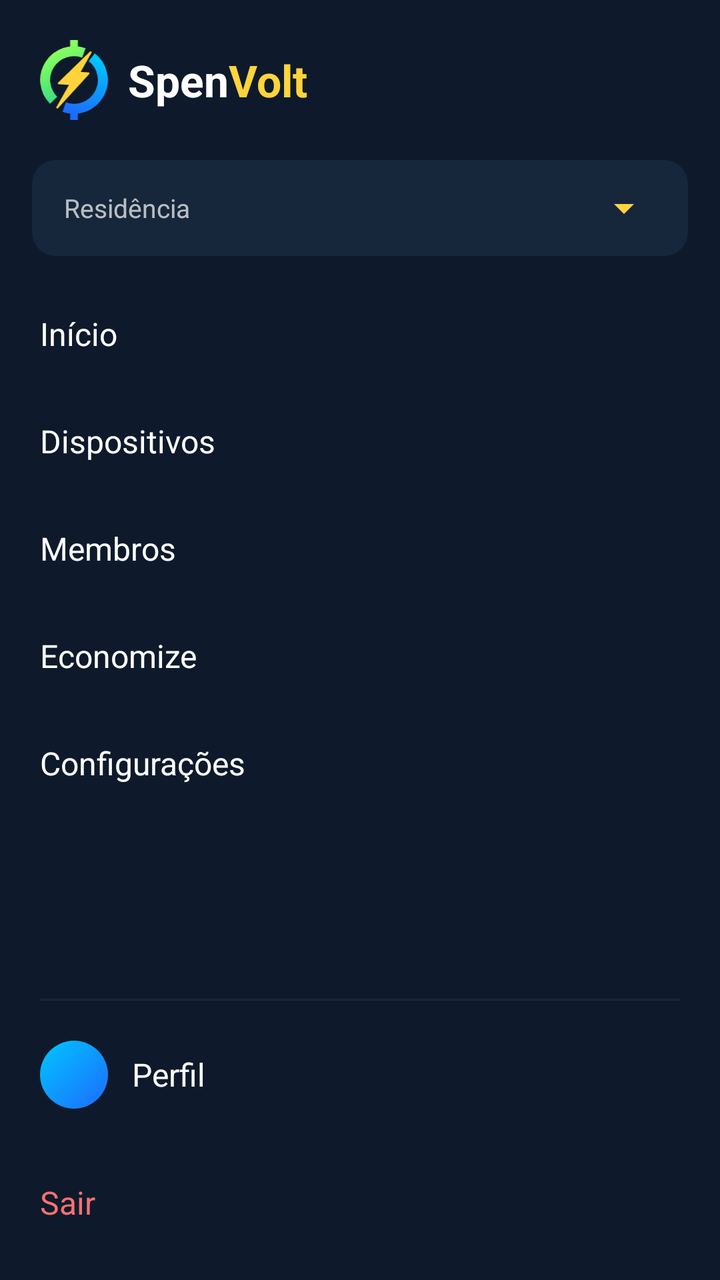
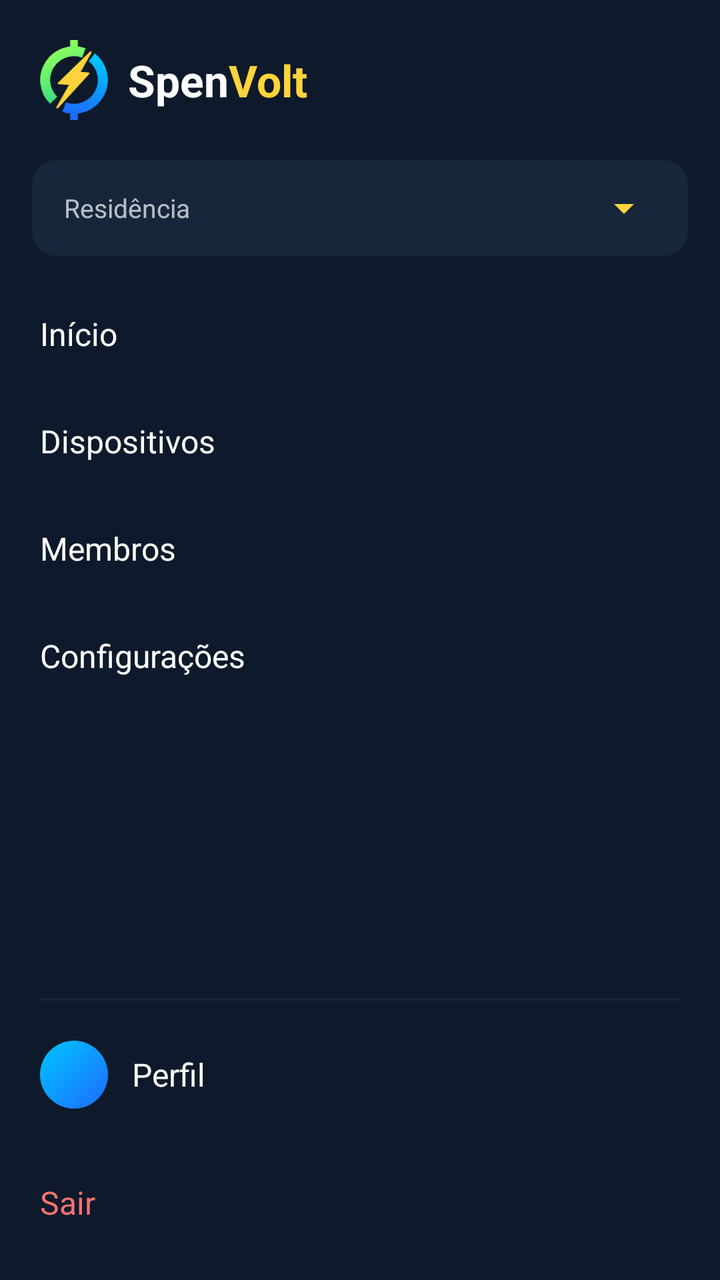

Screens rendered from an Android XML layout before and after an edit, with the pre-edit source and the edit as a unified diff.
<!-- AndroidManifest.xml: application theme Theme.SpenVolt -->
<!-- res/layout/view_drawer.xml -->
<?xml version="1.0" encoding="utf-8"?>
<LinearLayout xmlns:android="http://schemas.android.com/apk/res/android"
    android:id="@+id/drawerPanel"
    android:layout_width="300dp"
    android:layout_height="match_parent"
    android:layout_gravity="start"
    android:background="@color/dark_blue"
    android:clickable="true"
    android:focusable="true"
    android:orientation="vertical">

    
    <LinearLayout
        android:layout_width="match_parent"
        android:layout_height="wrap_content"
        android:gravity="center_vertical"
        android:orientation="horizontal"
        android:padding="20dp">

        <ImageView
            android:layout_width="34dp"
            android:layout_height="40dp"
            android:contentDescription="@null"
            android:src="@drawable/ic_spenvolt_logo" />

        <TextView
            android:layout_width="wrap_content"
            android:layout_height="wrap_content"
            android:layout_marginStart="10dp"
            android:text="Spen"
            android:textColor="@color/white"
            android:textSize="22sp"
            android:textStyle="bold" />

        <TextView
            android:layout_width="wrap_content"
            android:layout_height="wrap_content"
            android:text="Volt"
            android:textColor="@color/yellow"
            android:textSize="22sp"
            android:textStyle="bold" />
    </LinearLayout>

    
    <LinearLayout
        android:layout_width="match_parent"
        android:layout_height="wrap_content"
        android:layout_marginStart="16dp"
        android:layout_marginEnd="16dp"
        android:layout_marginBottom="12dp"
        android:background="@drawable/bg_drawer_box"
        android:gravity="center_vertical"
        android:orientation="horizontal"
        android:paddingStart="16dp"
        android:paddingEnd="8dp">

        <TextView
            android:layout_width="wrap_content"
            android:layout_height="wrap_content"
            android:text="Residência"
            android:textColor="@color/white_70"
            android:textSize="13sp" />

        <Spinner
            android:id="@+id/spinnerResidence"
            android:layout_width="0dp"
            android:layout_height="48dp"
            android:layout_weight="1"
            android:backgroundTint="@color/yellow"
            android:popupBackground="@color/white" />
    </LinearLayout>

    <TextView
        android:id="@+id/navHome"
        style="@style/SpenVolt.DrawerItem"
        android:text="Início" />

    <TextView
        android:id="@+id/navDevices"
        style="@style/SpenVolt.DrawerItem"
        android:text="Dispositivos" />

    <TextView
        android:id="@+id/navMembers"
        style="@style/SpenVolt.DrawerItem"
        android:text="Membros" />

    <TextView
        android:id="@+id/navEconomize"
        style="@style/SpenVolt.DrawerItem"
        android:text="Economize" />

    <TextView
        android:id="@+id/navSettings"
        style="@style/SpenVolt.DrawerItem"
        android:text="Configurações" />

    <View
        android:layout_width="match_parent"
        android:layout_height="0dp"
        android:layout_weight="1" />

    <View
        android:layout_width="match_parent"
        android:layout_height="1dp"
        android:layout_marginStart="20dp"
        android:layout_marginEnd="20dp"
        android:background="@color/dark_blue_soft" />

    <LinearLayout
        android:id="@+id/navProfile"
        android:layout_width="match_parent"
        android:layout_height="wrap_content"
        android:background="?attr/selectableItemBackground"
        android:gravity="center_vertical"
        android:orientation="horizontal"
        android:padding="20dp">

        <TextView
            android:id="@+id/drawerAvatar"
            android:layout_width="34dp"
            android:layout_height="34dp"
            android:background="@drawable/bg_circle_blue"
            android:gravity="center"
            android:textColor="@color/white"
            android:textStyle="bold" />

        <TextView
            android:layout_width="wrap_content"
            android:layout_height="wrap_content"
            android:layout_marginStart="12dp"
            android:text="Perfil"
            android:textColor="@color/white"
            android:textSize="16sp" />
    </LinearLayout>

    <TextView
        android:id="@+id/navLogout"
        style="@style/SpenVolt.DrawerItem"
        android:layout_marginBottom="12dp"
        android:text="Sair"
        android:textColor="@color/red_soft" />
</LinearLayout>
<!-- resources referenced by this layout -->
<resources>
  <color name="dark_blue">#0E1A2B</color>
  <color name="dark_blue_soft">#16263B</color>
  <color name="red_soft">#F87171</color>
  <color name="white">#FFFFFF</color>
  <color name="white_70">#B3FFFFFF</color>
  <color name="yellow">#FFD43B</color>
  <!-- drawable bg_circle_blue (drawable) -->
  <?xml version="1.0" encoding="utf-8"?>
  <shape xmlns:android="http://schemas.android.com/apk/res/android" android:shape="oval">
      <gradient android:angle="315" android:startColor="@color/blue_start" android:endColor="@color/blue_end" />
  </shape>
  <!-- drawable bg_drawer_box (drawable) -->
  <?xml version="1.0" encoding="utf-8"?>
  <shape xmlns:android="http://schemas.android.com/apk/res/android" android:shape="rectangle">
      <solid android:color="@color/dark_blue_soft" />
      <corners android:radius="12dp" />
  </shape>
  <!-- drawable ic_spenvolt_logo: vector/xml drawable (drawable, 2047 chars, omitted) -->
  <style name="SpenVolt.DrawerItem">
          <item name="android:layout_width">match_parent</item>
          <item name="android:layout_height">wrap_content</item>
          <item name="android:paddingStart">20dp</item>
          <item name="android:paddingEnd">20dp</item>
          <item name="android:paddingTop">16dp</item>
          <item name="android:paddingBottom">16dp</item>
          <item name="android:textSize">16sp</item>
          <item name="android:textColor">@color/white</item>
          <item name="android:background">?attr/selectableItemBackground</item>
      </style>
  <style name="Theme.SpenVolt" parent="Base.Theme.SpenVolt" />
  <color name="blue_start">#00C6FF</color>
  <color name="blue_end">#1D6BFF</color>
  <style name="Base.Theme.SpenVolt" parent="Theme.Material3.Light.NoActionBar">
          <item name="colorPrimary">@color/dark_blue</item>
          <item name="colorOnPrimary">@color/yellow</item>
          <item name="colorSecondary">@color/green_end</item>
          <item name="colorOnSecondary">@color/dark_blue</item>
          <item name="colorSurface">@color/white</item>
          <item name="colorOnSurface">@color/dark_blue</item>
          <item name="colorError">@color/red_600</item>
          <item name="android:windowBackground">@color/background</item>
          <item name="android:textColorPrimary">@color/dark_blue</item>
      </style>
  <color name="green_end">#1FD38A</color>
  <color name="red_600">#DC2626</color>
  <color name="background">#E2E8F0</color>
</resources>

<!-- the commit's change to res/layout/view_drawer.xml (unified diff, before → after) -->
@@ -86,11 +86,6 @@
         android:text="Membros" />
 
     <TextView
-        android:id="@+id/navEconomize"
-        style="@style/SpenVolt.DrawerItem"
-        android:text="Economize" />
-
-    <TextView
         android:id="@+id/navSettings"
         style="@style/SpenVolt.DrawerItem"
         android:text="Configurações" />
